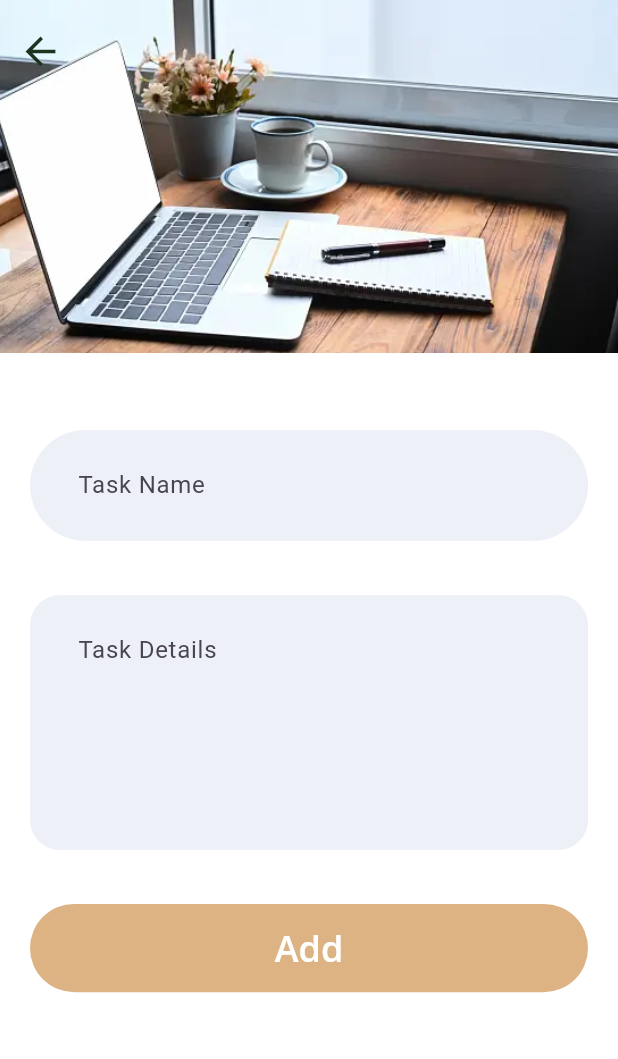
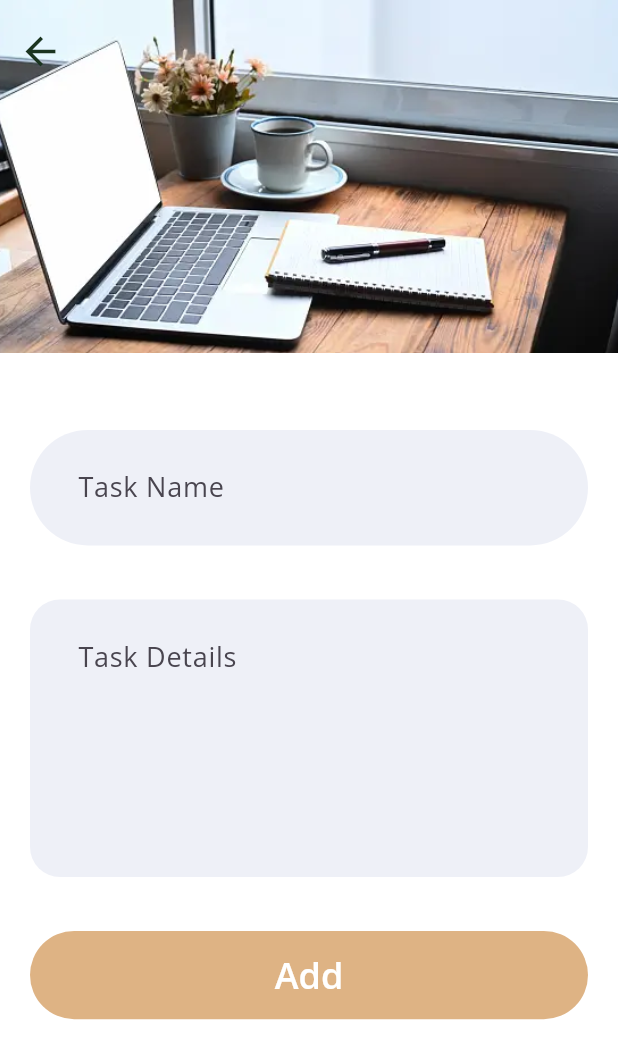
Before and after one commit to kwe92/Todo-App-Flutter-Go, a Flutter app: the AddTaskView screen opened by its route, on a phone screen of 412 x 824 dp. Shown: the top 1059 px of the screen. Run offline on Flutter 3.47's test engine with Material 2 defaults, Android fonts, the phone set to English and light mode, and no system bars; drawn by our look-alikes of entry; our stand-ins replace auto_route, flutter_svg, get_it, google_fonts; project files that could hold a hidden picture were left out.

Commit message:
instantiated text style with AppFont class

```diff
--- a/lib/features/shared/ui/add_task_text_form_field.dart
+++ b/lib/features/shared/ui/add_task_text_form_field.dart
@@ -1,4 +1,5 @@
 import 'package:flutter/material.dart';
+import 'package:flutter_golang_yt/app/themes/font.dart';
 import 'package:flutter_golang_yt/app/themes/theme.dart';
 import 'package:flutter_golang_yt/features/shared/services/services.dart';
 import 'package:flutter_golang_yt/features/shared/services/utilities/string_service.dart';
@@ -27,6 +28,9 @@ class AddTaskTextFormField extends StatelessWidget {
                 inputDecorationTheme: multiLineInputDecorationTheme,
               ),
         child: TextFormField(
+          style: AppFont.font(
+            const TextStyle(fontSize: 18),
+          ),
           readOnly: readOnly,
           maxLines: maxLines,
           controller: controller,
```
